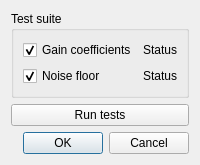
Old version of the form testsuite.ui in the repository stepankuzmin/mole.
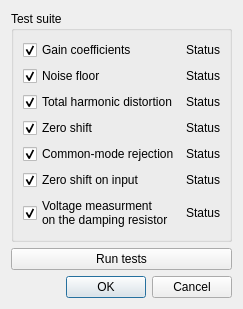
New version of the form.

Commit message: async tests removed

```diff
--- a/testsuite.ui
+++ b/testsuite.ui
@@ -6,8 +6,8 @@
    <rect>
     <x>0</x>
     <y>0</y>
-    <width>180</width>
-    <height>163</height>
+    <width>218</width>
+    <height>302</height>
    </rect>
   </property>
   <property name="windowTitle">
@@ -20,7 +20,7 @@
       <string>Test suite</string>
      </property>
      <layout class="QFormLayout" name="formLayout">
-      <item row="0" column="0">
+      <item row="1" column="0">
        <widget class="QCheckBox" name="testGainCoefficientsCheckBox">
         <property name="text">
          <string>Gain coefficients</string>
@@ -30,14 +30,14 @@
         </property>
        </widget>
       </item>
-      <item row="0" column="1">
+      <item row="1" column="1">
        <widget class="QLabel" name="testGainCoefficientsLabel">
         <property name="text">
          <string>Status</string>
         </property>
        </widget>
       </item>
-      <item row="1" column="0">
+      <item row="2" column="0">
        <widget class="QCheckBox" name="testNoiseFloorCheckBox">
         <property name="text">
          <string>Noise floor</string>
@@ -47,13 +47,99 @@
         </property>
        </widget>
       </item>
-      <item row="1" column="1">
+      <item row="2" column="1">
        <widget class="QLabel" name="testNoiseFloorLabel">
         <property name="text">
          <string>Status</string>
         </property>
        </widget>
       </item>
+      <item row="3" column="0">
+       <widget class="QCheckBox" name="testTotalHarmonicDistortionCheckBox">
+        <property name="text">
+         <string>Total harmonic distortion</string>
+        </property>
+        <property name="checked">
+         <bool>true</bool>
+        </property>
+       </widget>
+      </item>
+      <item row="3" column="1">
+       <widget class="QLabel" name="testTotalHarmonicDistortionLabel">
+        <property name="text">
+         <string>Status</string>
+        </property>
+       </widget>
+      </item>
+      <item row="4" column="0">
+       <widget class="QCheckBox" name="testZeroShiftCheckBox">
+        <property name="text">
+         <string>Zero shift</string>
+        </property>
+        <property name="checked">
+         <bool>true</bool>
+        </property>
+       </widget>
+      </item>
+      <item row="4" column="1">
+       <widget class="QLabel" name="testZeroShiftLabel">
+        <property name="text">
+         <string>Status</string>
+        </property>
+       </widget>
+      </item>
+      <item row="5" column="0">
+       <widget class="QCheckBox" name="testCommonModeRejectionCheckBox">
+        <property name="text">
+         <string>Common-mode rejection</string>
+        </property>
+        <property name="checked">
+         <bool>true</bool>
+        </property>
+       </widget>
+      </item>
+      <item row="5" column="1">
+       <widget class="QLabel" name="testCommonModeRejectionLabel">
+        <property name="text">
+         <string>Status</string>
+        </property>
+       </widget>
+      </item>
+      <item row="6" column="0">
+       <widget class="QCheckBox" name="testZeroShiftOnInputCheckBox">
+        <property name="text">
+         <string>Zero shift on input</string>
+        </property>
+        <property name="checked">
+         <bool>true</bool>
+        </property>
+       </widget>
+      </item>
+      <item row="6" column="1">
+       <widget class="QLabel" name="testZeroShiftOnInputLabel">
+        <property name="text">
+         <string>Status</string>
+        </property>
+       </widget>
+      </item>
+      <item row="7" column="0">
+       <widget class="QCheckBox" name="testVoltageMeasurmentCheckBox">
+        <property name="text">
+         <string>Voltage measurment
+on the damping resistor</string>
+        </property>
+        <property name="checked">
+         <bool>true</bool>
+        </property>
+       </widget>
+      </item>
+      <item row="7" column="1">
+       <widget class="QLabel" name="testVoltageMeasurmentLabel">
+        <property name="text">
+         <string>Status</string>
+        </property>
+       </widget>
+      </item>
      </layout>
     </widget>
    </item>
```
The commit also changes 4 other files.
